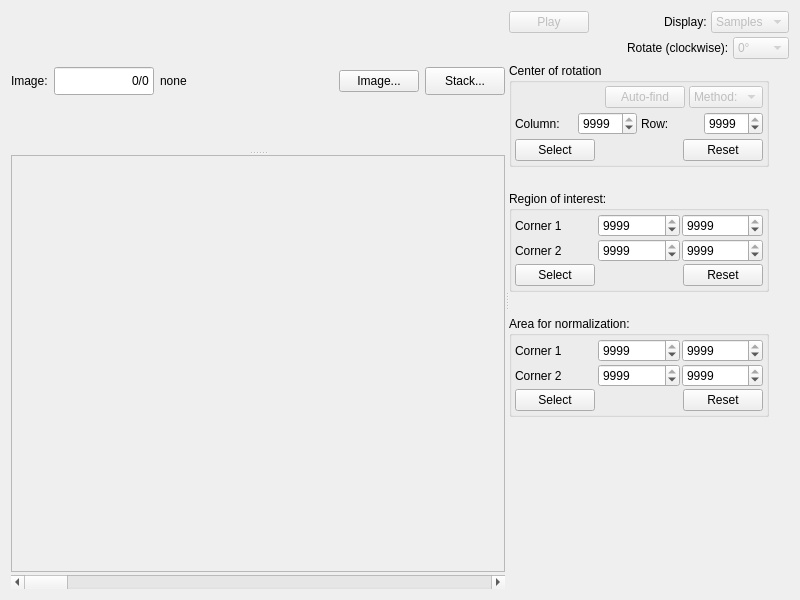
First picture: the form in MantidQt/CustomInterfaces/inc/MantidQtCustomInterfaces/Tomography/ImageSelectCoRAndRegions.ui, repository mantidproject/mantid, before the edit.
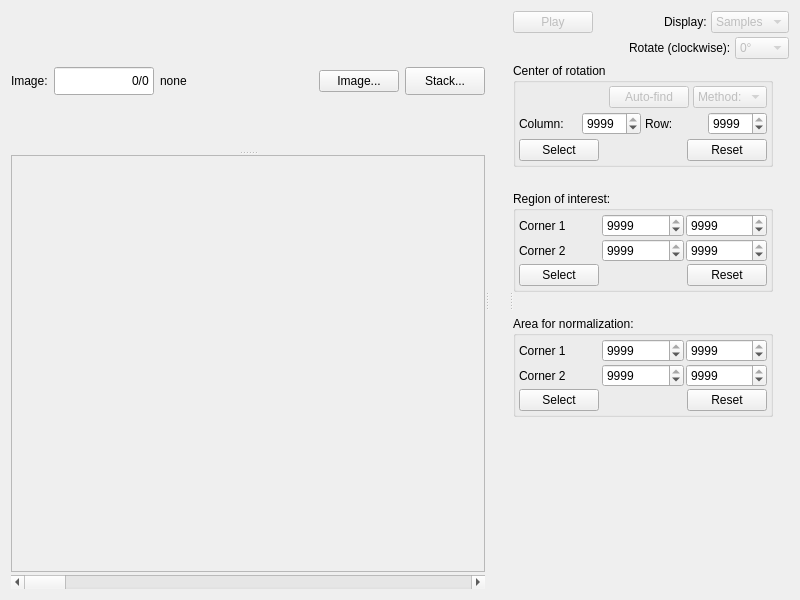
Second picture: the form after the edit. Custom widgets are drawn as their Qt base class.

Commit message: place color bar in between image and coordinates panel, re #16048

```diff
--- a/MantidQt/CustomInterfaces/inc/MantidQtCustomInterfaces/Tomography/ImageSelectCoRAndRegions.ui
+++ b/MantidQt/CustomInterfaces/inc/MantidQtCustomInterfaces/Tomography/ImageSelectCoRAndRegions.ui
@@ -22,12 +22,6 @@
   <layout class="QGridLayout" name="gridLayout_8">
    <item row="0" column="0">
     <widget class="QSplitter" name="splitter_main_horiz">
-     <property name="sizePolicy">
-      <sizepolicy hsizetype="Preferred" vsizetype="Preferred">
-       <horstretch>1</horstretch>
-       <verstretch>1</verstretch>
-      </sizepolicy>
-     </property>
      <property name="orientation">
       <enum>Qt::Horizontal</enum>
      </property>
@@ -185,7 +179,7 @@
             <rect>
              <x>0</x>
              <y>0</y>
-             <width>460</width>
+             <width>438</width>
              <height>398</height>
             </rect>
            </property>
@@ -206,8 +200,8 @@
              <widget class="QLabel" name="label_img">
               <property name="sizePolicy">
                <sizepolicy hsizetype="Preferred" vsizetype="Preferred">
-                <horstretch>2</horstretch>
-                <verstretch>2</verstretch>
+                <horstretch>3</horstretch>
+                <verstretch>3</verstretch>
                </sizepolicy>
               </property>
               <property name="text">
@@ -238,6 +232,40 @@
        </layout>
       </widget>
      </widget>
+     <widget class="QSplitter" name="splitter_right_horiz">
+      <property name="orientation">
+       <enum>Qt::Horizontal</enum>
+      </property>
+      <widget class="QWidget" name="">
+       <layout class="QVBoxLayout" name="verticalLayout">
+        <item>
+         <widget class="MantidQt::MantidWidgets::ColorBarWidget" name="colorBarWidget" native="true">
+          <property name="sizePolicy">
+           <sizepolicy hsizetype="Preferred" vsizetype="Expanding">
+            <horstretch>0</horstretch>
+            <verstretch>1</verstretch>
+           </sizepolicy>
+          </property>
+         </widget>
+        </item>
+        <item>
+         <spacer name="verticalSpacer_4">
+          <property name="orientation">
+           <enum>Qt::Vertical</enum>
+          </property>
+          <property name="sizeType">
+           <enum>QSizePolicy::Minimum</enum>
+          </property>
+          <property name="sizeHint" stdset="0">
+           <size>
+            <width>20</width>
+            <height>328</height>
+           </size>
+          </property>
+         </spacer>
+        </item>
+       </layout>
+      </widget>
      <widget class="QWidget" name="layoutWidget_2">
       <layout class="QGridLayout" name="gridLayout_6">
        <property name="sizeConstraint">
@@ -250,7 +278,7 @@
         <widget class="QGroupBox" name="groupBox_cor">
          <property name="sizePolicy">
           <sizepolicy hsizetype="Minimum" vsizetype="Minimum">
-           <horstretch>0</horstretch>
+            <horstretch>1</horstretch>
            <verstretch>0</verstretch>
           </sizepolicy>
          </property>
@@ -534,7 +562,7 @@
          </layout>
         </widget>
        </item>
-       <item row="8" column="0">
+        <item row="7" column="0">
         <spacer name="verticalSpacer">
          <property name="orientation">
           <enum>Qt::Vertical</enum>
@@ -778,27 +806,8 @@
          </item>
         </layout>
        </item>
-       <item row="7" column="0">
-        <layout class="QHBoxLayout" name="horizontalLayout_7">
-         <item>
-          <widget class="MantidQt::MantidWidgets::ColorBarWidget" name="colorBarWidget" native="true"/>
-         </item>
-         <item>
-          <spacer name="horizontalSpacer_7">
-           <property name="orientation">
-            <enum>Qt::Horizontal</enum>
-           </property>
-           <property name="sizeHint" stdset="0">
-            <size>
-             <width>40</width>
-             <height>20</height>
-            </size>
-           </property>
-          </spacer>
-         </item>
-        </layout>
-       </item>
-      </layout>
+       </layout>
+      </widget>
      </widget>
     </widget>
    </item>
```
Left out of the diff: 32 changed lines with no effect on the pictures. Lines whose indentation alone changed are shown as unchanged. The commit also changes 2 other files.
